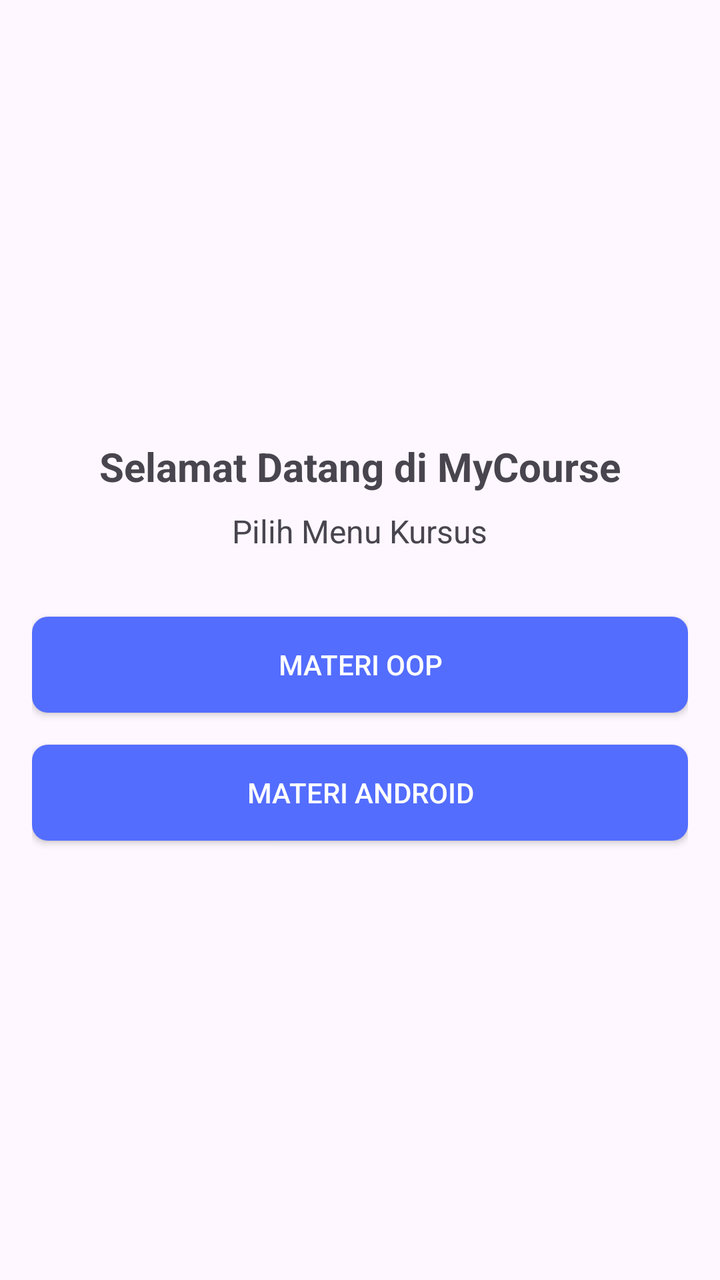
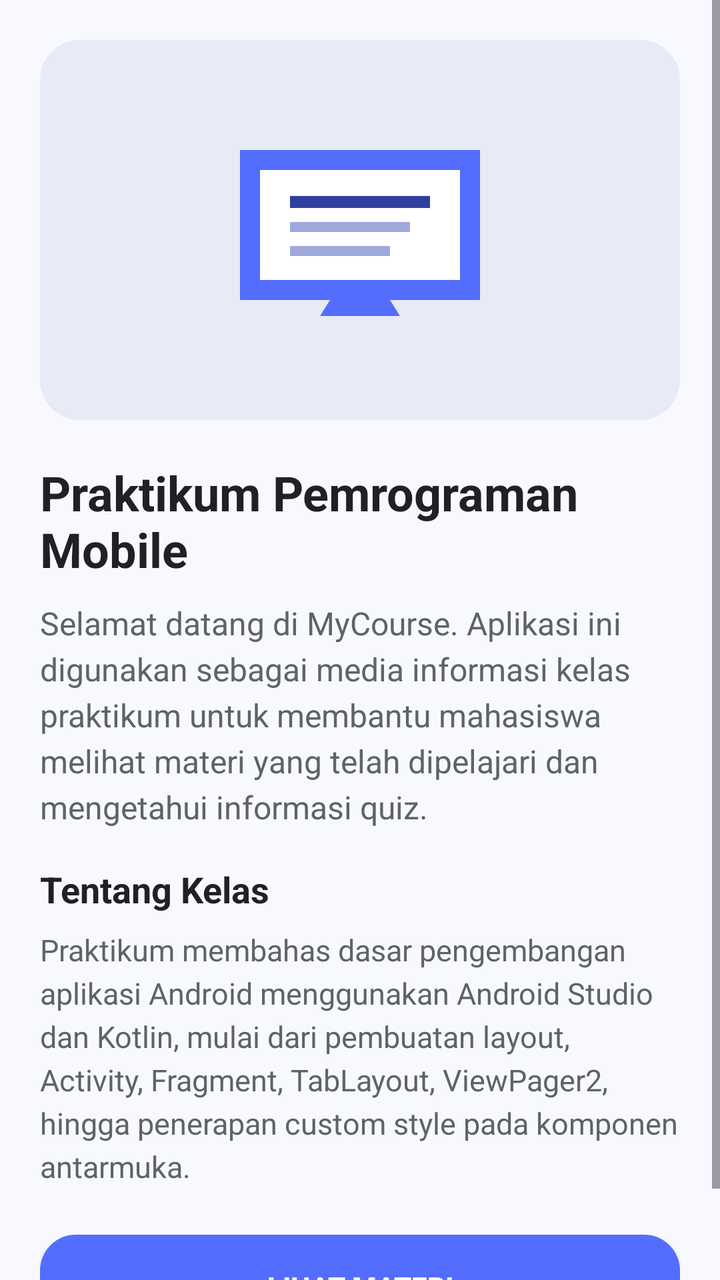

The first picture is an Android layout as it rendered before a commit; the second is the same layout after the commit. The layout source and the unified diff follow.
<!-- AndroidManifest.xml: application theme Theme.MyCourseHanivia -->
<!-- res/layout/fragment_home.xml -->
<?xml version="1.0" encoding="utf-8"?>
<LinearLayout xmlns:android="http://schemas.android.com/apk/res/android"
    xmlns:tools="http://schemas.android.com/tools"
    android:layout_width="match_parent"
    android:layout_height="match_parent"
    android:gravity="center"
    android:orientation="vertical"
    android:padding="16dp"
    tools:context=".HomeFragment">

    
    <TextView
        android:layout_width="wrap_content"
        android:layout_height="wrap_content"
        android:text="Selamat Datang di MyCourse"
        android:textSize="20sp"
        android:textStyle="bold"
        android:layout_marginBottom="8dp" />

    
    <TextView
        android:layout_width="wrap_content"
        android:layout_height="wrap_content"
        android:layout_marginBottom="32dp"
        android:text="Pilih Menu Kursus"
        android:textSize="16sp" />

    
    <androidx.appcompat.widget.AppCompatButton
        android:id="@+id/btn_oop"
        android:layout_width="match_parent"
        android:layout_height="wrap_content"
        android:text="Materi OOP"
        style="@style/CustomRoundedButton" />

    
    <androidx.appcompat.widget.AppCompatButton
        android:id="@+id/btn_android"
        android:layout_width="match_parent"
        android:layout_height="wrap_content"
        android:layout_marginTop="16dp"
        android:text="Materi Android"
        style="@style/CustomRoundedButton" />

</LinearLayout>
<!-- resources referenced by this layout -->
<resources>
  <style name="CustomRoundedButton" parent="Widget.AppCompat.Button">
          <item name="android:background">@drawable/rounded_button</item>
          
          <item name="android:textColor">#FFFFFF</item>
          <item name="android:padding">10dp</item>
      </style>
  <style name="Theme.MyCourseHanivia" parent="Base.Theme.MyCourseHanivia" />
  <!-- drawable rounded_button (drawable) -->
  <?xml version="1.0" encoding="utf-8"?>
  <selector xmlns:android="http://schemas.android.com/apk/res/android">
      
      <item android:state_pressed="true">
          <shape android:shape="rectangle">
              <solid android:color="#303F9F" /> 
              <corners android:radius="8dp" /> 
          </shape>
      </item>
      
      <item>
          <shape android:shape="rectangle">
              <solid android:color="#536DFE" /> 
              <corners android:radius="8dp" />
          </shape>
      </item>
  </selector>
  <style name="Base.Theme.MyCourseHanivia" parent="Theme.Material3.DayNight.NoActionBar">
          
          
      </style>
</resources>

<!-- the commit's change to res/layout/fragment_home.xml (unified diff, before → after) -->
@@ -1,45 +1,71 @@
 <?xml version="1.0" encoding="utf-8"?>
-<LinearLayout xmlns:android="http://schemas.android.com/apk/res/android"
+<ScrollView xmlns:android="http://schemas.android.com/apk/res/android"
     xmlns:tools="http://schemas.android.com/tools"
     android:layout_width="match_parent"
     android:layout_height="match_parent"
-    android:gravity="center"
-    android:orientation="vertical"
-    android:padding="16dp"
+    android:fillViewport="true"
+    android:background="@color/background_light"
     tools:context=".HomeFragment">
 
-    
-    <TextView
-        android:layout_width="wrap_content"
-        android:layout_height="wrap_content"
-        android:text="Selamat Datang di MyCourse"
-        android:textSize="20sp"
-        android:textStyle="bold"
-        android:layout_marginBottom="8dp" />
-
-    
-    <TextView
-        android:layout_width="wrap_content"
-        android:layout_height="wrap_content"
-        android:layout_marginBottom="32dp"
-        android:text="Pilih Menu Kursus"
-        android:textSize="16sp" />
-
-    
-    <androidx.appcompat.widget.AppCompatButton
-        android:id="@+id/btn_oop"
+    <LinearLayout
         android:layout_width="match_parent"
         android:layout_height="wrap_content"
-        android:text="Materi OOP"
-        style="@style/CustomRoundedButton" />
+        android:orientation="vertical"
+        android:padding="20dp">
 
-    
-    <androidx.appcompat.widget.AppCompatButton
-        android:id="@+id/btn_android"
-        android:layout_width="match_parent"
-        android:layout_height="wrap_content"
-        android:layout_marginTop="16dp"
-        android:text="Materi Android"
-        style="@style/CustomRoundedButton" />
+        <ImageView
+            android:layout_width="match_parent"
+            android:layout_height="190dp"
+            android:layout_marginBottom="20dp"
+            android:background="@drawable/home_image_background"
+            android:contentDescription="Ilustrasi praktikum Android"
+            android:padding="28dp"
+            android:scaleType="centerInside"
+            android:src="@drawable/ic_course_illustration" />
 
-</LinearLayout>
+        <TextView
+            style="@style/CustomTextView18Bold"
+            android:layout_width="match_parent"
+            android:layout_height="wrap_content"
+            android:gravity="start"
+            android:text="Praktikum Pemrograman Mobile"
+            android:textColor="@color/text_primary"
+            android:textSize="24sp" />
+
+        <TextView
+            android:layout_width="match_parent"
+            android:layout_height="wrap_content"
+            android:layout_marginTop="10dp"
+            android:lineSpacingExtra="4dp"
+            android:text="Selamat datang di MyCourse. Aplikasi ini digunakan sebagai media informasi kelas praktikum untuk membantu mahasiswa melihat materi yang telah dipelajari dan mengetahui informasi quiz."
+            android:textColor="@color/text_secondary"
+            android:textSize="16sp" />
+
+        <TextView
+            android:layout_width="match_parent"
+            android:layout_height="wrap_content"
+            android:layout_marginTop="18dp"
+            android:text="Tentang Kelas"
+            android:textColor="@color/text_primary"
+            android:textSize="18sp"
+            android:textStyle="bold" />
+
+        <TextView
+            android:layout_width="match_parent"
+            android:layout_height="wrap_content"
+            android:layout_marginTop="8dp"
+            android:lineSpacingExtra="4dp"
+            android:text="Praktikum membahas dasar pengembangan aplikasi Android menggunakan Android Studio dan Kotlin, mulai dari pembuatan layout, Activity, Fragment, TabLayout, ViewPager2, hingga penerapan custom style pada komponen antarmuka."
+            android:textColor="@color/text_secondary"
+            android:textSize="15sp" />
+
+        <androidx.appcompat.widget.AppCompatButton
+            android:id="@+id/btn_info"
+            style="@style/CustomRoundedButton"
+            android:layout_width="match_parent"
+            android:layout_height="wrap_content"
+            android:layout_marginTop="24dp"
+            android:text="Lihat Materi" />
+
+    </LinearLayout>
+</ScrollView>
<!-- resource entries referenced after the edit -->
@@ -1,33 +1,80 @@
 <!-- resources referenced by this layout -->
 <resources>
+  <color name="background_light">#F8F9FF</color>
+  <color name="text_primary">#202124</color>
+  <color name="text_secondary">#5F6368</color>
+  <!-- drawable home_image_background (drawable) -->
+  <?xml version="1.0" encoding="utf-8"?>
+  <shape xmlns:android="http://schemas.android.com/apk/res/android"
+      android:shape="rectangle">
+      <solid android:color="#E8EAF6" />
+      <corners android:radius="20dp" />
+  </shape>
+  <!-- drawable ic_course_illustration (drawable) -->
+  <?xml version="1.0" encoding="utf-8"?>
+  <vector xmlns:android="http://schemas.android.com/apk/res/android"
+      android:width="160dp"
+      android:height="120dp"
+      android:viewportWidth="160"
+      android:viewportHeight="120">
+      <path
+          android:fillColor="#536DFE"
+          android:pathData="M20,20 L140,20 L140,95 L20,95 Z" />
+      <path
+          android:fillColor="#FFFFFF"
+          android:pathData="M30,30 L130,30 L130,85 L30,85 Z" />
+      <path
+          android:fillColor="#303F9F"
+          android:pathData="M45,43 L115,43 L115,49 L45,49 Z" />
+      <path
+          android:fillColor="#9FA8DA"
+          android:pathData="M45,56 L105,56 L105,61 L45,61 Z" />
+      <path
+          android:fillColor="#9FA8DA"
+          android:pathData="M45,68 L95,68 L95,73 L45,73 Z" />
+      <path
+          android:fillColor="#536DFE"
+          android:pathData="M65,95 L95,95 L100,103 L60,103 Z" />
+  </vector>
   <style name="CustomRoundedButton" parent="Widget.AppCompat.Button">
           <item name="android:background">@drawable/rounded_button</item>
-          
-          <item name="android:textColor">#FFFFFF</item>
-          <item name="android:padding">10dp</item>
+          <item name="android:textColor">@color/white</item>
+          <item name="android:textStyle">bold</item>
+          <item name="android:textSize">14sp</item>
+          <item name="android:minHeight">52dp</item>
+          <item name="android:paddingStart">20dp</item>
+          <item name="android:paddingEnd">20dp</item>
+          <item name="android:paddingTop">10dp</item>
+          <item name="android:paddingBottom">10dp</item>
+      </style>
+  <style name="CustomTextView18Bold" parent="Widget.AppCompat.TextView">
+          <item name="android:textSize">18sp</item>
+          <item name="android:textStyle">bold</item>
+          <item name="android:gravity">center</item>
       </style>
   <style name="Theme.MyCourseHanivia" parent="Base.Theme.MyCourseHanivia" />
   <!-- drawable rounded_button (drawable) -->
   <?xml version="1.0" encoding="utf-8"?>
   <selector xmlns:android="http://schemas.android.com/apk/res/android">
-      
       <item android:state_pressed="true">
           <shape android:shape="rectangle">
-              <solid android:color="#303F9F" /> 
-              <corners android:radius="8dp" /> 
+              <solid android:color="@color/primary_dark" />
+              <corners android:radius="18dp" />
           </shape>
       </item>
-      
       <item>
           <shape android:shape="rectangle">
-              <solid android:color="#536DFE" /> 
-              <corners android:radius="8dp" />
+              <solid android:color="@color/primary" />
+              <corners android:radius="18dp" />
           </shape>
       </item>
   </selector>
+  <color name="white">#FFFFFFFF</color>
   <style name="Base.Theme.MyCourseHanivia" parent="Theme.Material3.DayNight.NoActionBar">
           
           
       </style>
+  <color name="primary_dark">#303F9F</color>
+  <color name="primary">#536DFE</color>
 </resources>
 
